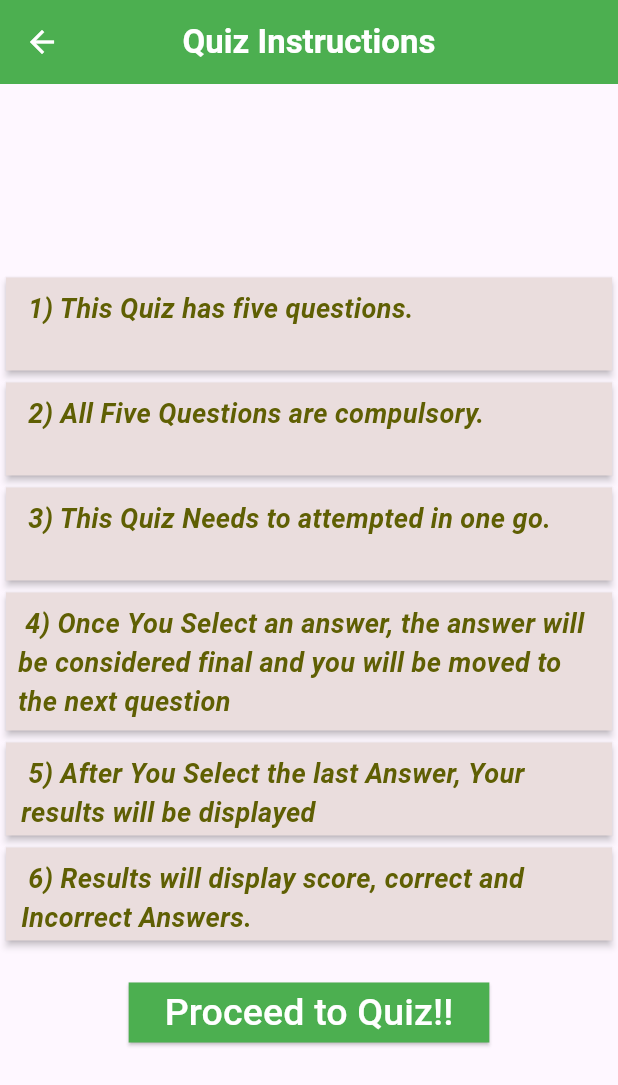
After one commit to LAKSH3002/Quiz-App, a Flutter app: the screen it shows after launch, after a tap on "Start Quiz Now!!", on a phone screen of 412 x 824 dp. The commit adds this screen. Shown: the top 1085 px of the screen. Run offline on Flutter 3.47's test engine with Material 3 defaults, Android fonts, the phone set to English and light mode, and no system bars; network calls fail.

```diff
--- /dev/null
+++ b/quizapp/lib/InstructionScreen.dart
@@ -0,0 +1,99 @@
+import 'package:flutter/material.dart';
+import 'package:quizapp/QuizScreen.dart';
+
+class Instructionscreen extends StatefulWidget {
+  const Instructionscreen({super.key});
+
+  @override
+  State<Instructionscreen> createState() => _InstructionscreenState();
+}
+
+class _InstructionscreenState extends State<Instructionscreen> {
+  @override
+  Widget build(BuildContext context) {
+    return Scaffold(
+      appBar: AppBar(
+        title: const Text(
+          'Quiz Instructions',
+          style: TextStyle(
+              fontSize: 22, color: Colors.white, fontWeight: FontWeight.w600),
+        ),
+        iconTheme: const IconThemeData(color: Colors.white),
+        centerTitle: true,
+        backgroundColor: Colors.green,
+      ),
+      body: Center(
+        child: Column(
+          mainAxisAlignment: MainAxisAlignment.center,
+          children: [
+
+            InstructionsCard(' 1) This Quiz has five questions.'),
+            InstructionsCard(' 2) All Five Questions are compulsory.'),
+            InstructionsCard(' 3) This Quiz Needs to attempted in one go.'),
+            Container(
+        height: 100,
+        width: 500,
+        child: const Card(
+          elevation: 2,
+          color: const Color.fromARGB(255, 234, 221, 221),
+          shape: LinearBorder(),
+          child: Padding(
+            padding: EdgeInsets.all(8.0),
+            child: Text(' 4) Once You Select an answer, the answer will be considered final and you will be moved to the next question',
+              style: const TextStyle(
+                color: Color.fromARGB(255, 95, 95, 3),
+              fontSize: 18,
+              fontWeight: FontWeight.w600,
+                fontStyle: FontStyle.italic),
+              ),
+          ),
+            ),
+            ),
+            InstructionsCard(' 5) After You Select the last Answer, Your results will be displayed'),
+            InstructionsCard(' 6) Results will display score, correct and Incorrect Answers.'),
+            const SizedBox(height: 20,),
+            ElevatedButton(
+              style: ElevatedButton.styleFrom(
+                backgroundColor: Colors.green,
+                foregroundColor: Colors.white,
+                shape:BeveledRectangleBorder()
+              ),
+              onPressed: (){
+                Navigator.of(context).push(MaterialPageRoute(
+                builder: (BuildContext context) =>
+                QuizScreen()));
+              },
+              child: const Text('Proceed to Quiz!!',
+              style: TextStyle(fontSize: 25),
+              ),
+            ),
+          ],
+        ),
+      ),
+    );
+  }
+}
+
+// ignore: non_constant_identifier_names
+Widget InstructionsCard(String title)
+{
+  return Container(
+    height: 70,
+    width: 500,
+    child: Card(
+      elevation: 2,
+      color: Color.fromARGB(255, 234, 221, 221),
+      shape: LinearBorder(),
+      child: Padding(
+        padding: const EdgeInsets.only(top: 8, left: 10),
+        child: Text(title,
+          style: const TextStyle(
+            color: Color.fromARGB(255, 95, 95, 3),
+          fontSize: 18,
+          fontWeight: FontWeight.w600,
+          fontStyle: FontStyle.italic),
+        ),
+      ),
+    ),
+  );
+}
--- a/quizapp/lib/QuizScreen.dart
+++ b/quizapp/lib/QuizScreen.dart
@@ -1,4 +1,5 @@
 import 'package:flutter/material.dart';
+import 'package:quizapp/ResultsScreen.dart';
 import 'package:quizapp/model/DataFetch.dart';
 import 'package:quizapp/model/QuizQuestion.dart';
 
@@ -11,21 +12,29 @@ class _QuizScreenState extends State<QuizScreen> {
   late Future<List<Question>> _questionsFuture;
   int _currentQuestionIndex = 0;
   int _score = 0;
+  List<Question> _correctAnswers = [];
+  List<Question> _incorrectAnswers = [];
 
   @override
   void initState() {
     super.initState();
-    _questionsFuture = ApiService().fetchQuestions().then((data) =>
-        data.map((item) => Question.fromJson(item as Map<String, dynamic>)).toList());
+    _questionsFuture = ApiService().fetchQuestions().then((data) => data
+        .map((item) => Question.fromJson(item as Map<String, dynamic>))
+        .toList());
   }
 
-  void _onAnswerSelected(bool isCorrect) {
+  void _onAnswerSelected(bool isCorrect, Question question) {
     if (isCorrect) {
       setState(() {
         _score += 10;
+        _correctAnswers.add(question);
       });
+    } else {
+      _incorrectAnswers.add(question);
     }
-    if (_currentQuestionIndex < 4) { // Assuming there are 5 questions
+
+    if (_currentQuestionIndex < 4) {
+      // Assuming there are 5 questions
       setState(() {
         _currentQuestionIndex++;
       });
@@ -38,7 +47,7 @@ class _QuizScreenState extends State<QuizScreen> {
     showDialog(
       context: context,
       builder: (ctx) => AlertDialog(
-        title: Text("Quiz Completed"),
+        title: const Text("Quiz Completed!!"),
         content: Text("You scored $_score points!"),
         actions: [
           TextButton(
@@ -51,21 +60,36 @@ class _QuizScreenState extends State<QuizScreen> {
         ],
       ),
     );
+    Navigator.push(
+      context,
+      MaterialPageRoute(
+        builder: (context) => Resultsscreen(
+          score: _score,
+          correctAnswers: _correctAnswers,
+          incorrectAnswers: _incorrectAnswers,
+        ),
+      ),
+    );
   }
 
   @override
   Widget build(BuildContext context) {
     return Scaffold(
       appBar: AppBar(
-      title: const Text('Quiz Questions',
-      style: TextStyle(
-        fontSize: 20,
+        title: const Text(
+          'Quiz Questions',
+           style: TextStyle(
+        fontSize: 22,
+        color: Colors.white,
         fontWeight: FontWeight.w600
-      ),),
-      centerTitle: true,
-      backgroundColor: Colors.blue,
+        ),
+        ),
+        iconTheme: const IconThemeData(
+          color: Colors.white
+        ),
+        centerTitle: true,
+        backgroundColor: Colors.green,
       ),
-
       body: FutureBuilder<List<Question>>(
         future: _questionsFuture,
         builder: (context, snapshot) {
@@ -79,7 +103,10 @@ class _QuizScreenState extends State<QuizScreen> {
 
             return Column(
               crossAxisAlignment: CrossAxisAlignment.start,
+              mainAxisAlignment: MainAxisAlignment.center,
               children: [
+                const SizedBox(height: 30,),
+
                 Padding(
                   padding: const EdgeInsets.all(16.0),
                   child: Text(
@@ -94,7 +121,7 @@ class _QuizScreenState extends State<QuizScreen> {
                       value: option.isCorrect,
                       groupValue: null,
                       onChanged: (value) {
-                        _onAnswerSelected(option.isCorrect);
+                        _onAnswerSelected(option.isCorrect, question);
                       },
                     ),
                   );
@@ -102,7 +129,7 @@ class _QuizScreenState extends State<QuizScreen> {
               ],
             );
           } else {
-            return Center(child: Text("No questions available"));
+            return const Center(child: Text("No questions available"));
           }
         },
       ),
--- a/quizapp/lib/ResultsScreen.dart
+++ b/quizapp/lib/ResultsScreen.dart
@@ -1,7 +1,17 @@
 import 'package:flutter/material.dart';
+import 'package:quizapp/model/QuizQuestion.dart';
+import 'package:quizapp/startquiz.dart';
 
 class Resultsscreen extends StatefulWidget {
-  const Resultsscreen({super.key});
+  final int score;
+  final List<Question> correctAnswers;
+  final List<Question> incorrectAnswers;
+
+  const Resultsscreen({
+    required this.score,
+    required this.correctAnswers,
+    required this.incorrectAnswers,
+    super.key});
 
   @override
   State<Resultsscreen> createState() => _ResultsscreenState();
@@ -10,6 +20,63 @@ class Resultsscreen extends StatefulWidget {
 class _ResultsscreenState extends State<Resultsscreen> {
   @override
   Widget build(BuildContext context) {
-    return const Placeholder();
+    return Scaffold(
+       appBar: AppBar(
+        title: const Text("Results",
+        style: TextStyle(
+        fontSize: 20,
+        color: Colors.white,
+        fontWeight: FontWeight.w600
+        ),),
+        iconTheme: const IconThemeData(
+          color: Colors.white
+        ),
+        centerTitle: true,
+        backgroundColor: Colors.green,
+      ),
+      body: SingleChildScrollView(
+        child: Padding(
+          padding: const EdgeInsets.all(16.0),
+          child: Column(
+            crossAxisAlignment: CrossAxisAlignment.start,
+            children: [
+              Text(
+                "Your Score: ${widget.score}",
+                style: const TextStyle(fontSize: 24, fontWeight: FontWeight.bold),
+              ),
+              const SizedBox(height: 16),
+              const Text(
+                "You Answered Correctly to the Following Questions:",
+                style: TextStyle(fontSize: 16, fontWeight: FontWeight.w600),
+              ),
+              ...widget.correctAnswers.map((question) => ListTile(
+                    title: Text(question.description),
+                  )),
+              const SizedBox(height: 16),
+              const Text(
+                "You Answered Incorrectly to the Following Questions:",
+                style: TextStyle(fontSize: 16, fontWeight: FontWeight.w600),
+              ),
+              ...widget.incorrectAnswers.map((question) => ListTile(
+                    title: Text(question.description),
+                  )),
+              const SizedBox(height: 16),
+              Center(
+                child: ElevatedButton(
+                  onPressed: () {
+                    Navigator.push(
+                    context,
+                    MaterialPageRoute(
+                    builder: (context) => const StartQuiz()
+                    ),);
+                  },
+                  child: const Text("Back to Quiz"),
+                ),
+              ),
+            ],
+          ),
+        ),
+      ),
+    );
   }
 }
--- a/quizapp/lib/startquiz.dart
+++ b/quizapp/lib/startquiz.dart
@@ -1,4 +1,8 @@
 import 'package:flutter/material.dart';
+import 'package:flutter/painting.dart';
+import 'package:flutter/rendering.dart';
+import 'package:flutter/widgets.dart';
+import 'package:quizapp/InstructionScreen.dart';
 import 'package:quizapp/QuizScreen.dart';
 
 class StartQuiz extends StatefulWidget {
@@ -15,21 +19,41 @@ class _StartQuizState extends State<StartQuiz> {
       appBar: AppBar(
       title: const Text('Quiz App',
       style: TextStyle(
-        fontSize: 20,
+        fontSize: 22,
+        color: Colors.white,
         fontWeight: FontWeight.w600
-      ),),
+        ),),
+      iconTheme: const IconThemeData(
+          color: Colors.white
+        ),
       centerTitle: true,
-      backgroundColor: Colors.blue,
+      backgroundColor: Colors.green,
       )
       ,
       body: Center(
-        child: ElevatedButton(
-          onPressed: (){
-            Navigator.of(context).push(MaterialPageRoute(
-            builder: (BuildContext context) =>
-            QuizScreen()));
-          },
-          child: const Text('Start Quiz'),
+        child: Column(
+          children: [
+
+            const SizedBox(height: 100,),
+
+            Image.asset('images/question.png', height: 280),
+
+            ElevatedButton(
+              style: ElevatedButton.styleFrom(
+                backgroundColor: Colors.green,
+                foregroundColor: Colors.white,
+                shape:BeveledRectangleBorder()
+              ),
+              onPressed: (){
+                Navigator.of(context).push(MaterialPageRoute(
+                builder: (BuildContext context) =>
+                Instructionscreen()));
+              },
+              child: const Text('Start Quiz Now!!',
+              style: TextStyle(fontSize: 28),
+              ),
+            ),
+          ],
         ),
       ),
     );
--- a/quizapp/pubspec.yaml
+++ b/quizapp/pubspec.yaml
@@ -60,8 +60,8 @@ flutter:
   uses-material-design: true
 
   # To add assets to your application, add an assets section, like this:
-  # assets:
-  #   - images/a_dot_burr.jpeg
+  assets:
+    - images/
   #   - images/a_dot_ham.jpeg
 
   # An image asset can refer to one or more resolution-specific "variants", see
```
Also changed, not shown: quizapp/lib/SplashScreen.dart (added, +15 -0 lines), quizapp/images/question.png (added).
